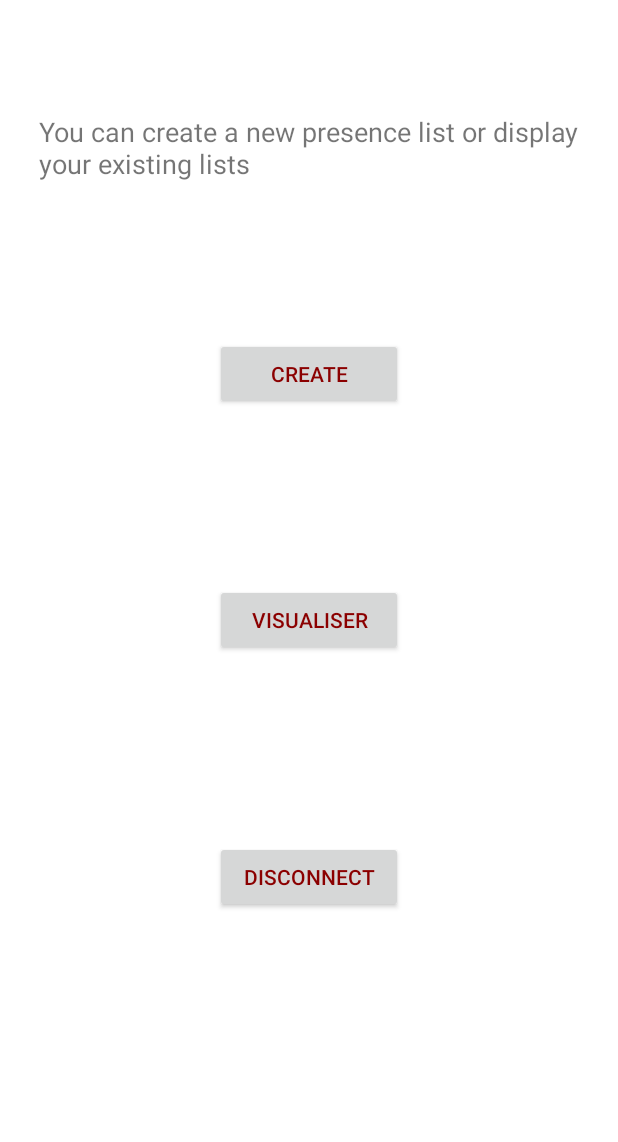
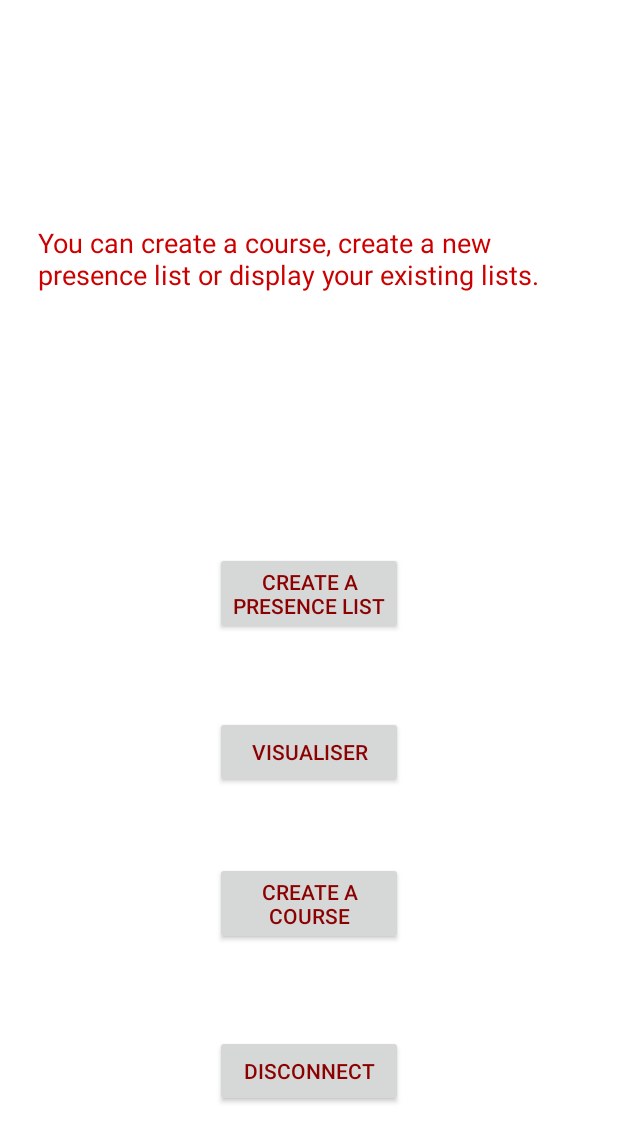
Before and after one commit to timothetoulain/projet_integration, an Android app: the TeacherMenuActivity screen opened directly, with no data from a screen before it, on a phone screen of 412 x 824 dp. Shown: the top 1142 px of the screen. Run offline under Robolectric (Android 15) with nearby library versions, the phone set to English and light mode, and no system bars.

Commit message:
possibilité de creer un cours+update string

```diff
--- a/app/src/main/AndroidManifest.xml
+++ b/app/src/main/AndroidManifest.xml
@@ -4,7 +4,6 @@
     android:installLocation="auto"
     android:versionCode="15"
     android:versionName="0.15">
-
     <!-- <uses-sdk android:targetSdkVersion="23" /> -->
     <uses-permission android:name="android.permission.INTERNET" />
     <uses-permission android:name="android.permission.NFC" />
@@ -16,8 +15,8 @@
         android:icon="@drawable/icon"
         android:label="@string/app_name"
         android:theme="@style/Theme.integration.Light">
-        <activity android:name=".ResultManualAddingActivity" />
-        <!-- android:theme="@style/Theme.integration.Light"></activity> -->
+        <activity android:name=".ManageClassActivity"></activity>
+        <activity android:name=".ResultManualAddingActivity" /> <!-- android:theme="@style/Theme.integration.Light"></activity> -->
         <activity android:name=".StudentRegistrationActivity" />
         <activity android:name=".StudentManualAddingActivity" />
         <activity android:name=".VisualizeActivity" />
--- a/app/src/main/java/se/anyro/nfc_reader/TeacherMenuActivity.java
+++ b/app/src/main/java/se/anyro/nfc_reader/TeacherMenuActivity.java
@@ -17,6 +17,8 @@ public class TeacherMenuActivity extends Activity {
 
     private Button mCreateButton;
     private Button mVisualizeButton;
+    private Button mManageButton;
+
     private Button mDisconnectionButton;
     private DialogFragment logOutDialog;
     private String TAG;
@@ -26,6 +28,7 @@ public class TeacherMenuActivity extends Activity {
         super.onCreate(savedInstanceState);
         setContentView(R.layout.activity_teacher_menu);
         mCreateButton = findViewById(R.id.createButton);
+        mManageButton = findViewById(R.id.manageButton);
         mVisualizeButton = findViewById(R.id.visualizeButton);
         mDisconnectionButton = findViewById(R.id.disconnectionButton);
 
@@ -44,6 +47,13 @@ public class TeacherMenuActivity extends Activity {
             public void onClick(View v) {
                 Intent visualizeActivity = new Intent(TeacherMenuActivity.this, SelectVisualizeActivity.class);
                 startActivity(visualizeActivity);
+            }
+        });
+        mManageButton.setOnClickListener(new View.OnClickListener() {
+            @Override
+            public void onClick(View v) {
+                Intent manageActivity = new Intent(TeacherMenuActivity.this, ManageClassActivity.class);
+                startActivity(manageActivity);
             }
         });
         mDisconnectionButton.setOnClickListener(new View.OnClickListener() {
--- a/app/src/main/java/se/anyro/nfc_reader/VisualizeActivity.java
+++ b/app/src/main/java/se/anyro/nfc_reader/VisualizeActivity.java
@@ -35,7 +35,7 @@ public class VisualizeActivity extends Activity {
             Log.i(TAG,"empty");
             //String empty=R.string.no_result;
             TextView textViewData = new TextView(this);
-            textViewData.setText(R.string.no_result);
+            textViewData.setText(R.string.error_no_student);
             layout.addView(textViewData);
         }
         else {
--- a/app/src/main/java/se/anyro/nfc_reader/setup/ToastMessage.java
+++ b/app/src/main/java/se/anyro/nfc_reader/setup/ToastMessage.java
@@ -22,4 +22,10 @@ public class ToastMessage {
     public static void studentAlreadyRegistered(Context c){
         Toast.makeText(c,R.string.already_registered,Toast.LENGTH_SHORT).show();
     }
+    public static void courseCreated(Context c){
+        Toast.makeText(c,R.string.course_added,Toast.LENGTH_SHORT).show();
+    }
+    public static void courseNotCreated(Context c){
+        Toast.makeText(c,R.string.course_not_added,Toast.LENGTH_SHORT).show();
+    }
 }
--- a/app/src/main/res/layout/activity_teacher_menu.xml
+++ b/app/src/main/res/layout/activity_teacher_menu.xml
@@ -9,11 +9,16 @@
 
     <TextView
         android:id="@+id/menuTextView"
-        android:layout_width="360dp"
-        android:layout_height="52dp"
-        android:layout_marginTop="15dp"
-        android:layout_marginBottom="38dp"
+        android:layout_width="0dp"
+        android:layout_height="0dp"
+        android:layout_marginStart="25dp"
+        android:layout_marginLeft="25dp"
+        android:layout_marginTop="149dp"
+        android:layout_marginEnd="25dp"
+        android:layout_marginRight="25dp"
+        android:layout_marginBottom="37dp"
         android:text="@string/message_account"
+        android:textColor="@android:color/holo_red_dark"
         android:textSize="18sp"
         app:layout_constraintBottom_toTopOf="@+id/createButton"
         app:layout_constraintEnd_toEndOf="parent"
@@ -24,7 +29,7 @@
         android:id="@+id/createButton"
         android:layout_width="125dp"
         android:layout_height="wrap_content"
-        android:layout_marginBottom="56dp"
+        android:layout_marginBottom="54dp"
         android:text="@string/button_create_list"
         app:layout_constraintBottom_toTopOf="@+id/visualizeButton"
         app:layout_constraintEnd_toEndOf="parent"
@@ -35,9 +40,9 @@
         android:id="@+id/visualizeButton"
         android:layout_width="125dp"
         android:layout_height="wrap_content"
-        android:layout_marginBottom="63dp"
+        android:layout_marginBottom="49dp"
         android:text="@string/button_display_list"
-        app:layout_constraintBottom_toTopOf="@+id/disconnectionButton"
+        app:layout_constraintBottom_toTopOf="@+id/manageButton"
         app:layout_constraintEnd_toEndOf="parent"
         app:layout_constraintStart_toStartOf="parent"
         app:layout_constraintTop_toBottomOf="@+id/createButton" />
@@ -46,10 +51,21 @@
         android:id="@+id/disconnectionButton"
         android:layout_width="125dp"
         android:layout_height="wrap_content"
-        android:layout_marginBottom="155dp"
+        android:layout_marginBottom="86dp"
         android:text="@string/button_disconnect"
         app:layout_constraintBottom_toBottomOf="parent"
         app:layout_constraintEnd_toEndOf="parent"
         app:layout_constraintStart_toStartOf="parent"
+        app:layout_constraintTop_toBottomOf="@+id/manageButton" />
+
+    <Button
+        android:id="@+id/manageButton"
+        android:layout_width="125dp"
+        android:layout_height="wrap_content"
+        android:layout_marginBottom="60dp"
+        android:text="@string/button_create_course"
+        app:layout_constraintBottom_toTopOf="@+id/disconnectionButton"
+        app:layout_constraintEnd_toEndOf="parent"
+        app:layout_constraintStart_toStartOf="parent"
         app:layout_constraintTop_toBottomOf="@+id/visualizeButton" />
 </android.support.constraint.ConstraintLayout>
--- a/app/src/main/res/menu/menu_main.xml
+++ b/app/src/main/res/menu/menu_main.xml
@@ -1,11 +1,12 @@
 <?xml version="1.0" encoding="utf-8"?>
 <menu xmlns:app="http://schemas.android.com/apk/res-auto"
     xmlns:android="http://schemas.android.com/apk/res/android">
+    <!--
      <item
          android:id="@+id/menu_main_clear"
          android:title="@string/menu_main_clear_title"
          app:showAsAction="ifRoom" />
-    <!--
+
      <item
          android:id="@+id/menu_main_end"
          android:title="@string/menu_main_end_title"
--- a/app/src/main/res/values/strings.xml
+++ b/app/src/main/res/values/strings.xml
@@ -2,7 +2,6 @@
 <resources>
     <string name="app_name">CheckPresence</string>
     <string name="application_name">CheckPresence</string>
-    <string name="menu">Menu</string>
 
     <string name="message_welcome">Welcome on CheckPresence! You can connect to access your account.</string>
     <string name="button_connection">Connection</string>
@@ -12,8 +11,7 @@
     <string name="error_login_password">Login and/or password are incorrect.</string>
     <string name="error_password">Incorrect Password.</string>
 
-    <string name="message_account">You can create a new presence list or display your existing lists</string>
-    <string name="button_create_list">Create</string>
+    <string name="button_create_list">Create a presence list</string>
     <string name="button_display_list">Visualiser</string>
     <string name="button_disconnect">Disconnect</string>
 
@@ -55,14 +53,25 @@
     <string name="manual_adding">Add a student manually.</string>
     <string name="button_manual_adding">Manual adding</string>
 
-    <string name="menu_main_clear_title">Clear all</string>
-    <string name="nothing_scanned">Nothing scanned yet</string>
     <string name="error">Error</string>
     <string name="please_check">Select one of the students before submitting</string>
     <string name="yes">Yes</string>
     <string name="no">No</string>
     <string name="error_select_class">Please select a class</string>
     <string name="already_registered">You are already registered for this course"</string>
-    <string name="no_result">"No result found"</string>
+
+    <string name="error_no_student">No students were found.</string>
+
+
+
+
+    <string name="course_added">Course successfully created</string>
+
+   <string name="course_not_added">Course creation failed</string>
+
+    <string name="message_new_course">Create a new course.</string>
+    <string name="button_create_course">Create a course</string>
+    <string name="message_account">You can create a course, create a new presence list or display your existing lists.</string>
+
 
 </resources>
```
Also changed, not shown: app/src/main/java/se/anyro/nfc_reader/ManageClassActivity.java (added, +78 -0 lines), app/src/main/java/se/anyro/nfc_reader/TagViewer.java (+2 -26 lines), app/src/main/java/se/anyro/nfc_reader/database/CreateCourseQuery.java (added, +111 -0 lines), app/src/main/res/layout/activity_manage_class.xml (added, +40 -0 lines), 695 other files. Lines whose indentation alone changed are shown as unchanged.
